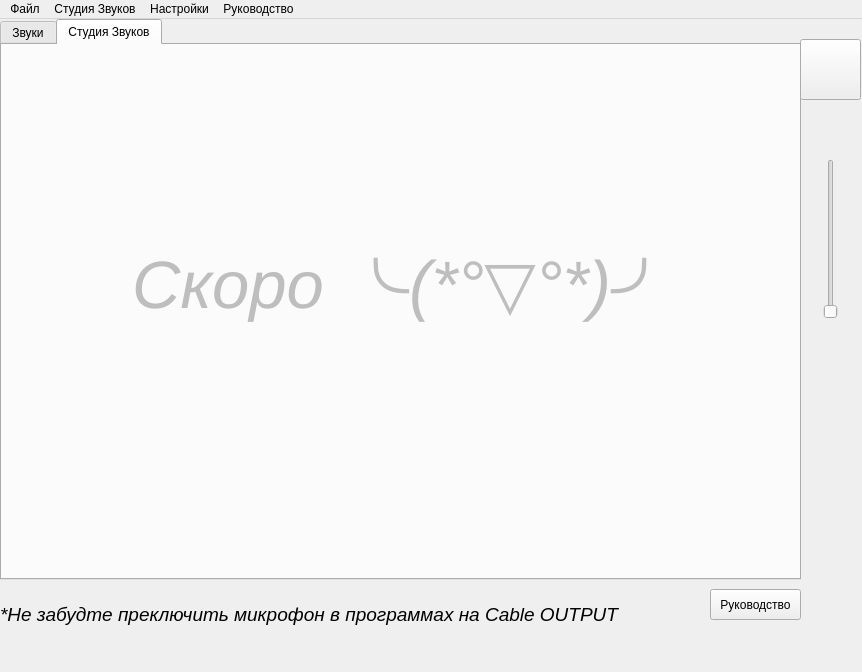
Roman4404/spanel, file mainWindows/Interface/New_base.ui: the form before one commit.
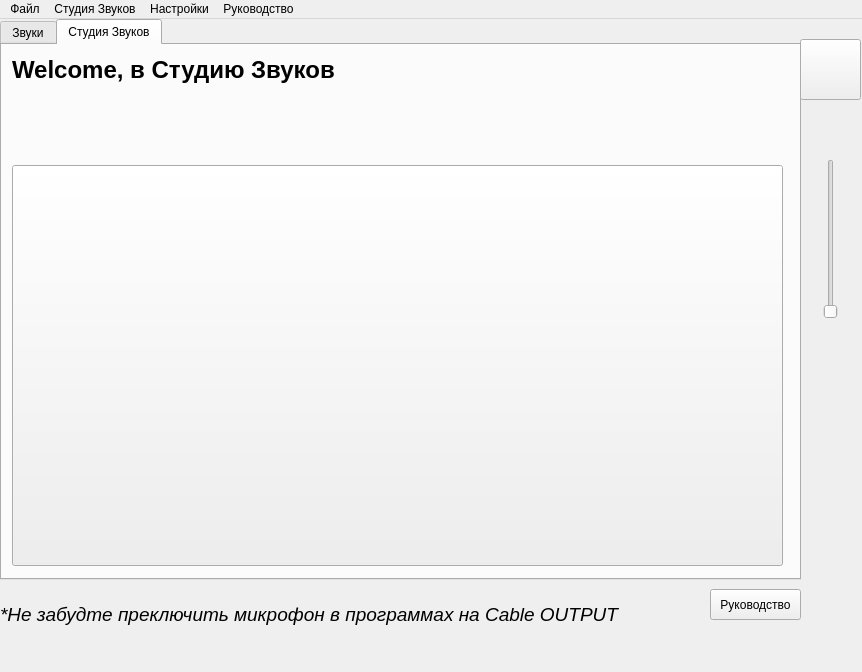
The form after the commit. The open tabs and pages were chosen to show the change.

Commit message: start work interface "song studio"

The edit to the form file:
```diff
--- a/mainWindows/Interface/New_base.ui
+++ b/mainWindows/Interface/New_base.ui
@@ -116,7 +116,7 @@
     </widget>
     <widget class="QWidget" name="tab_2">
      <property name="enabled">
-      <bool>false</bool>
+      <bool>true</bool>
      </property>
      <attribute name="title">
       <string>Студия Звуков</string>
@@ -124,21 +124,53 @@
      <widget class="QLabel" name="label_2">
       <property name="geometry">
        <rect>
-        <x>130</x>
-        <y>200</y>
-        <width>571</width>
-        <height>91</height>
+        <x>10</x>
+        <y>0</y>
+        <width>351</width>
+        <height>51</height>
        </rect>
       </property>
       <property name="font">
        <font>
-        <pointsize>50</pointsize>
+        <pointsize>18</pointsize>
        </font>
       </property>
       <property name="text">
-       <string>&lt;html&gt;&lt;head/&gt;&lt;body&gt;&lt;p&gt;&lt;span style=&quot; font-style:italic;&quot;&gt;Скоро ╰(*°▽°*)╯&lt;/span&gt;&lt;/p&gt;&lt;/body&gt;&lt;/html&gt;</string>
+       <string>&lt;html&gt;&lt;head/&gt;&lt;body&gt;&lt;p&gt;&lt;span style=&quot; font-weight:600;&quot;&gt;Welcome, в Студию Звуков&lt;/span&gt;&lt;/p&gt;&lt;/body&gt;&lt;/html&gt;</string>
       </property>
      </widget>
+     <widget class="QLabel" name="backgroand_img_label">
+      <property name="geometry">
+       <rect>
+        <x>-10</x>
+        <y>-20</y>
+        <width>831</width>
+        <height>571</height>
+       </rect>
+      </property>
+      <property name="text">
+       <string/>
+      </property>
+     </widget>
+     <widget class="QPushButton" name="pushButton_AI_song">
+      <property name="geometry">
+       <rect>
+        <x>10</x>
+        <y>120</y>
+        <width>771</width>
+        <height>401</height>
+       </rect>
+      </property>
+      <property name="layoutDirection">
+       <enum>Qt::LeftToRight</enum>
+      </property>
+      <property name="text">
+       <string/>
+      </property>
+     </widget>
+     <zorder>backgroand_img_label</zorder>
+     <zorder>label_welcome</zorder>
+     <zorder>pushButton_AI_song</zorder>
     </widget>
    </widget>
    <widget class="QSlider" name="valuts_volums_verticalSlider">
```
Left out of the diff: 4 changed lines with no effect on the pictures. The commit also changes 3 other files.
